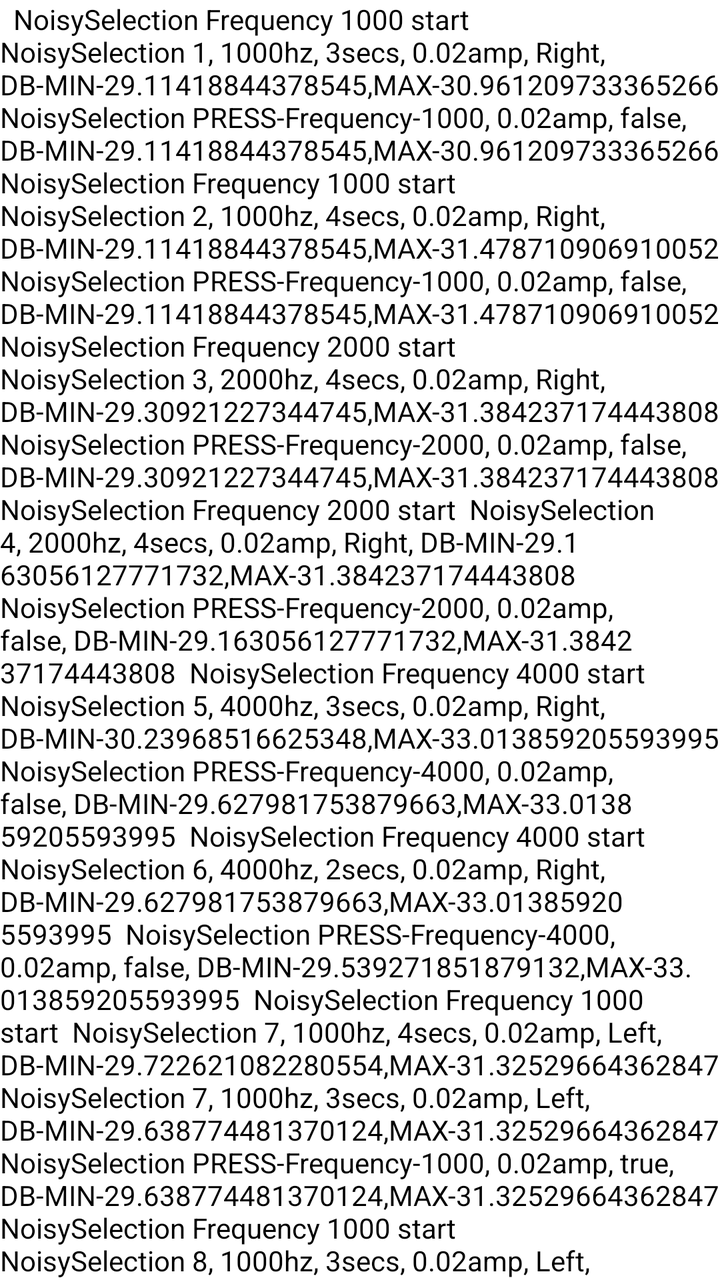
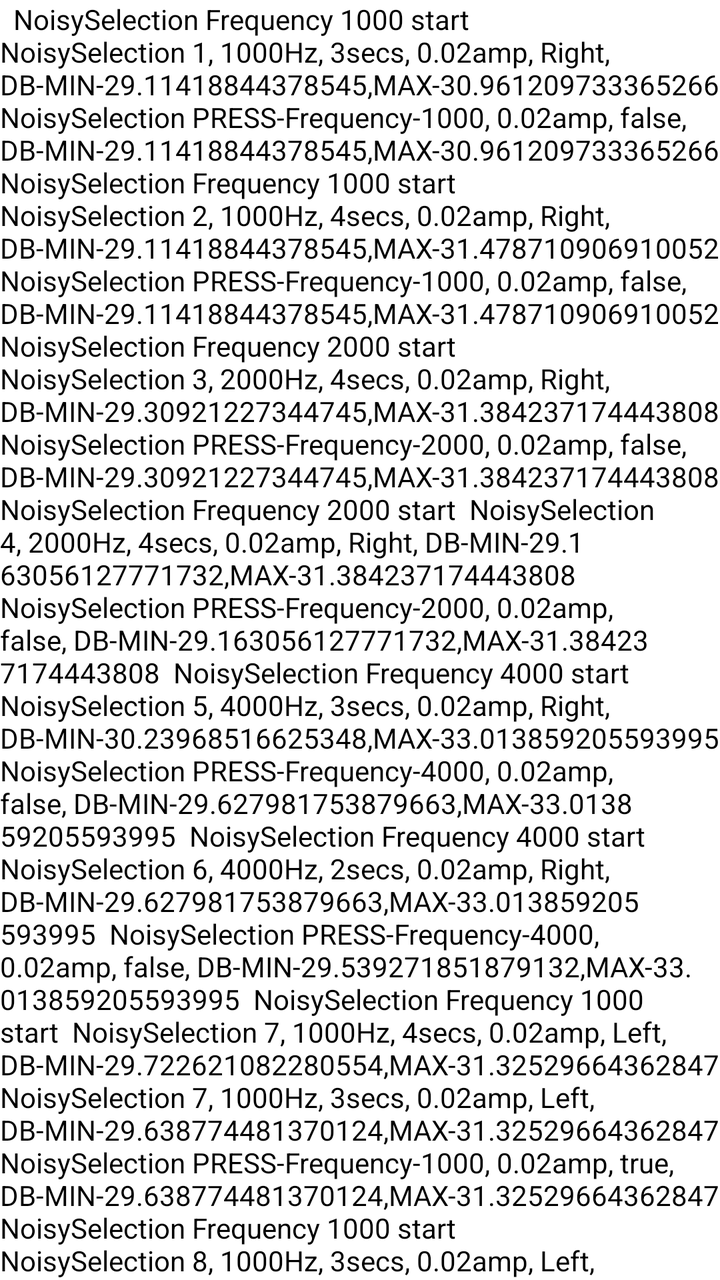

An Android layout rendered at two revisions. The XML below is the earlier revision; the diff shows what the commit changed to produce the second picture.
<!-- AndroidManifest.xml: application theme Theme.IAhead -->
<!-- res/layout/activity_logs.xml -->
<?xml version="1.0" encoding="utf-8"?>
<LinearLayout xmlns:android="http://schemas.android.com/apk/res/android"
    android:layout_width="match_parent"
    android:layout_height="match_parent"
    android:orientation="vertical"
    android:layout_margin="5dp">

    <TextView
        android:textColor="@color/black"
        android:textSize="14dp"
        android:layout_width="wrap_content"
        android:layout_height="wrap_content"
        android:id="@+id/tvLogs"
        android:text="
 NoisySelection Frequency 1000 start
 NoisySelection 1, 1000hz, 3secs, 0.02amp, Right, DB-MIN-29.11418844378545,MAX-30.961209733365266
 NoisySelection PRESS-Frequency-1000, 0.02amp, false, DB-MIN-29.11418844378545,MAX-30.961209733365266
 NoisySelection Frequency 1000 start
 NoisySelection 2, 1000hz, 4secs, 0.02amp, Right, DB-MIN-29.11418844378545,MAX-31.478710906910052
 NoisySelection PRESS-Frequency-1000, 0.02amp, false, DB-MIN-29.11418844378545,MAX-31.478710906910052
 NoisySelection Frequency 2000 start
 NoisySelection 3, 2000hz, 4secs, 0.02amp, Right, DB-MIN-29.30921227344745,MAX-31.384237174443808
 NoisySelection PRESS-Frequency-2000, 0.02amp, false, DB-MIN-29.30921227344745,MAX-31.384237174443808
 NoisySelection Frequency 2000 start
 NoisySelection 4, 2000hz, 4secs, 0.02amp, Right, DB-MIN-29.163056127771732,MAX-31.384237174443808
 NoisySelection PRESS-Frequency-2000, 0.02amp, false, DB-MIN-29.163056127771732,MAX-31.384237174443808
 NoisySelection Frequency 4000 start
 NoisySelection 5, 4000hz, 3secs, 0.02amp, Right, DB-MIN-30.23968516625348,MAX-33.013859205593995
 NoisySelection PRESS-Frequency-4000, 0.02amp, false, DB-MIN-29.627981753879663,MAX-33.013859205593995
 NoisySelection Frequency 4000 start
 NoisySelection 6, 4000hz, 2secs, 0.02amp, Right, DB-MIN-29.627981753879663,MAX-33.013859205593995
 NoisySelection PRESS-Frequency-4000, 0.02amp, false, DB-MIN-29.539271851879132,MAX-33.013859205593995
 NoisySelection Frequency 1000 start
 NoisySelection 7, 1000hz, 4secs, 0.02amp, Left, DB-MIN-29.722621082280554,MAX-31.32529664362847
 NoisySelection 7, 1000hz, 3secs, 0.02amp, Left, DB-MIN-29.638774481370124,MAX-31.32529664362847
 NoisySelection PRESS-Frequency-1000, 0.02amp, true, DB-MIN-29.638774481370124,MAX-31.32529664362847
 NoisySelection Frequency 1000 start
 NoisySelection 8, 1000hz, 3secs, 0.02amp, Left, DB-MIN-29.399130445561447,MAX-35.95843503037235
 NoisySelection PRESS-Frequency-1000, 0.02amp, true, DB-MIN-29.248997182358053,MAX-35.95843503037235
 NoisySelection Frequency 2000 start
 NoisySelection 9, 2000hz, 4secs, 0.02amp, Left, DB-MIN-29.020301339531798,MAX-31.502512543037568
 NoisySelection 9, 2000hz, 3secs, 0.02amp, Left, DB-MIN-29.020301339531798,MAX-31.502512543037568
 NoisySelection PRESS-Frequency-2000, 0.02amp, true, DB-MIN-29.020301339531798,MAX-31.502512543037568
 NoisySelection Frequency 2000 start
 NoisySelection 10, 2000hz, 5secs, 0.02amp, Left, DB-MIN-29.020301339531798,MAX-33.17216173712302
 NoisySelection PRESS-Frequency-2000, 0.02amp, true, DB-MIN-29.020301339531798,MAX-33.17216173712302
 NoisySelection Frequency 4000 start
 NoisySelection 11, 4000hz, 4secs, 0.02amp, Left, DB-MIN-29.815068856610868,MAX-32.728156546630764
 NoisySelection PRESS-Frequency-4000, 0.02amp, true, DB-MIN-29.09071942124674,MAX-32.728156546630764
 NoisySelection Frequency 4000 start
 NoisySelection 12, 4000hz, 3secs, 0.02amp, Left, DB-MIN-29.09071942124674,MAX-32.728156546630764
 NoisySelection PRESS-Frequency-4000, 0.02amp, true, DB-MIN-29.09071942124674,MAX-32.728156546630764
 NoisySelection ------------------------------------)"/>

</LinearLayout>
<!-- resources referenced by this layout -->
<resources>
  <color name="black">#FF000000</color>
  <style name="Theme.IAhead" parent="Theme.MaterialComponents.DayNight.NoActionBar">
          
          <item name="colorPrimary">@color/purple_500</item>
          <item name="colorPrimaryVariant">@color/purple_700</item>
          <item name="colorOnPrimary">@color/white</item>
          
          <item name="colorSecondary">@color/teal_200</item>
          <item name="colorSecondaryVariant">@color/teal_700</item>
          <item name="colorOnSecondary">@color/black</item>
          
          <item name="android:statusBarColor">?attr/colorPrimaryVariant</item>
          
      </style>
  <color name="purple_500">#FF6200EE</color>
  <color name="purple_700">#FF3700B3</color>
  <color name="white">#FFFFFFFF</color>
  <color name="teal_200">#FF03DAC5</color>
  <color name="teal_700">#FF018786</color>
</resources>

<!-- the commit's change to res/layout/activity_logs.xml (unified diff, before → after) -->
@@ -13,42 +13,42 @@
         android:id="@+id/tvLogs"
         android:text="
  NoisySelection Frequency 1000 start
- NoisySelection 1, 1000hz, 3secs, 0.02amp, Right, DB-MIN-29.11418844378545,MAX-30.961209733365266
+ NoisySelection 1, 1000Hz, 3secs, 0.02amp, Right, DB-MIN-29.11418844378545,MAX-30.961209733365266
  NoisySelection PRESS-Frequency-1000, 0.02amp, false, DB-MIN-29.11418844378545,MAX-30.961209733365266
  NoisySelection Frequency 1000 start
- NoisySelection 2, 1000hz, 4secs, 0.02amp, Right, DB-MIN-29.11418844378545,MAX-31.478710906910052
+ NoisySelection 2, 1000Hz, 4secs, 0.02amp, Right, DB-MIN-29.11418844378545,MAX-31.478710906910052
  NoisySelection PRESS-Frequency-1000, 0.02amp, false, DB-MIN-29.11418844378545,MAX-31.478710906910052
  NoisySelection Frequency 2000 start
- NoisySelection 3, 2000hz, 4secs, 0.02amp, Right, DB-MIN-29.30921227344745,MAX-31.384237174443808
+ NoisySelection 3, 2000Hz, 4secs, 0.02amp, Right, DB-MIN-29.30921227344745,MAX-31.384237174443808
  NoisySelection PRESS-Frequency-2000, 0.02amp, false, DB-MIN-29.30921227344745,MAX-31.384237174443808
  NoisySelection Frequency 2000 start
- NoisySelection 4, 2000hz, 4secs, 0.02amp, Right, DB-MIN-29.163056127771732,MAX-31.384237174443808
+ NoisySelection 4, 2000Hz, 4secs, 0.02amp, Right, DB-MIN-29.163056127771732,MAX-31.384237174443808
  NoisySelection PRESS-Frequency-2000, 0.02amp, false, DB-MIN-29.163056127771732,MAX-31.384237174443808
  NoisySelection Frequency 4000 start
- NoisySelection 5, 4000hz, 3secs, 0.02amp, Right, DB-MIN-30.23968516625348,MAX-33.013859205593995
+ NoisySelection 5, 4000Hz, 3secs, 0.02amp, Right, DB-MIN-30.23968516625348,MAX-33.013859205593995
  NoisySelection PRESS-Frequency-4000, 0.02amp, false, DB-MIN-29.627981753879663,MAX-33.013859205593995
  NoisySelection Frequency 4000 start
- NoisySelection 6, 4000hz, 2secs, 0.02amp, Right, DB-MIN-29.627981753879663,MAX-33.013859205593995
+ NoisySelection 6, 4000Hz, 2secs, 0.02amp, Right, DB-MIN-29.627981753879663,MAX-33.013859205593995
  NoisySelection PRESS-Frequency-4000, 0.02amp, false, DB-MIN-29.539271851879132,MAX-33.013859205593995
  NoisySelection Frequency 1000 start
- NoisySelection 7, 1000hz, 4secs, 0.02amp, Left, DB-MIN-29.722621082280554,MAX-31.32529664362847
- NoisySelection 7, 1000hz, 3secs, 0.02amp, Left, DB-MIN-29.638774481370124,MAX-31.32529664362847
+ NoisySelection 7, 1000Hz, 4secs, 0.02amp, Left, DB-MIN-29.722621082280554,MAX-31.32529664362847
+ NoisySelection 7, 1000Hz, 3secs, 0.02amp, Left, DB-MIN-29.638774481370124,MAX-31.32529664362847
  NoisySelection PRESS-Frequency-1000, 0.02amp, true, DB-MIN-29.638774481370124,MAX-31.32529664362847
  NoisySelection Frequency 1000 start
- NoisySelection 8, 1000hz, 3secs, 0.02amp, Left, DB-MIN-29.399130445561447,MAX-35.95843503037235
+ NoisySelection 8, 1000Hz, 3secs, 0.02amp, Left, DB-MIN-29.399130445561447,MAX-35.95843503037235
  NoisySelection PRESS-Frequency-1000, 0.02amp, true, DB-MIN-29.248997182358053,MAX-35.95843503037235
  NoisySelection Frequency 2000 start
- NoisySelection 9, 2000hz, 4secs, 0.02amp, Left, DB-MIN-29.020301339531798,MAX-31.502512543037568
- NoisySelection 9, 2000hz, 3secs, 0.02amp, Left, DB-MIN-29.020301339531798,MAX-31.502512543037568
+ NoisySelection 9, 2000Hz, 4secs, 0.02amp, Left, DB-MIN-29.020301339531798,MAX-31.502512543037568
+ NoisySelection 9, 2000Hz, 3secs, 0.02amp, Left, DB-MIN-29.020301339531798,MAX-31.502512543037568
  NoisySelection PRESS-Frequency-2000, 0.02amp, true, DB-MIN-29.020301339531798,MAX-31.502512543037568
  NoisySelection Frequency 2000 start
- NoisySelection 10, 2000hz, 5secs, 0.02amp, Left, DB-MIN-29.020301339531798,MAX-33.17216173712302
+ NoisySelection 10, 2000Hz, 5secs, 0.02amp, Left, DB-MIN-29.020301339531798,MAX-33.17216173712302
  NoisySelection PRESS-Frequency-2000, 0.02amp, true, DB-MIN-29.020301339531798,MAX-33.17216173712302
  NoisySelection Frequency 4000 start
- NoisySelection 11, 4000hz, 4secs, 0.02amp, Left, DB-MIN-29.815068856610868,MAX-32.728156546630764
+ NoisySelection 11, 4000Hz, 4secs, 0.02amp, Left, DB-MIN-29.815068856610868,MAX-32.728156546630764
  NoisySelection PRESS-Frequency-4000, 0.02amp, true, DB-MIN-29.09071942124674,MAX-32.728156546630764
  NoisySelection Frequency 4000 start
- NoisySelection 12, 4000hz, 3secs, 0.02amp, Left, DB-MIN-29.09071942124674,MAX-32.728156546630764
+ NoisySelection 12, 4000Hz, 3secs, 0.02amp, Left, DB-MIN-29.09071942124674,MAX-32.728156546630764
  NoisySelection PRESS-Frequency-4000, 0.02amp, true, DB-MIN-29.09071942124674,MAX-32.728156546630764
  NoisySelection ------------------------------------)"/>
 
